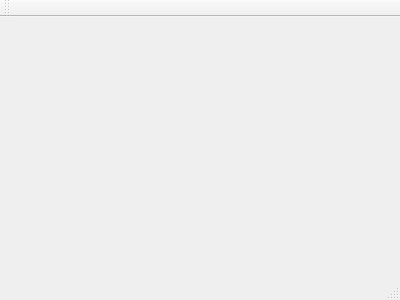
Old version of the form mainwindow.ui in the repository MorganeAyle/voice-commanded-chess.
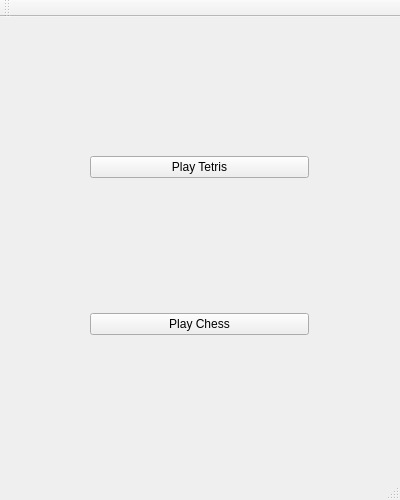
New version of the form.

Commit message: Implemented chess game option.

The edit to the form file:
```diff
--- a/mainwindow.ui
+++ b/mainwindow.ui
@@ -1,24 +1,66 @@
 <ui version="4.0">
  <class>MainWindow</class>
- <widget class="QMainWindow" name="MainWindow" >
-  <property name="geometry" >
+ <widget class="QMainWindow" name="MainWindow">
+  <property name="geometry">
    <rect>
     <x>0</x>
     <y>0</y>
     <width>400</width>
-    <height>300</height>
+    <height>500</height>
    </rect>
   </property>
   <property name="windowTitle" >
    <string>MainWindow</string>
   </property>
-  <widget class="QMenuBar" name="menuBar" />
-  <widget class="QToolBar" name="mainToolBar" />
-  <widget class="QWidget" name="centralWidget" />
-  <widget class="QStatusBar" name="statusBar" />
+  <widget class="QWidget" name="centralWidget">
+   <widget class="QWidget" name="verticalLayoutWidget">
+    <property name="geometry">
+     <rect>
+      <x>79</x>
+      <y>-1</y>
+      <width>241</width>
+      <height>461</height>
+     </rect>
+    </property>
+    <layout class="QVBoxLayout" name="verticalLayout">
+     <item>
+      <widget class="QPushButton" name="tetrisButton">
+       <property name="text">
+        <string>Play Tetris</string>
+       </property>
+      </widget>
+     </item>
+     <item>
+      <widget class="QPushButton" name="chessButton">
+       <property name="text">
+        <string>Play Chess</string>
+       </property>
+      </widget>
+     </item>
+    </layout>
+   </widget>
+  </widget>
+  <widget class="QMenuBar" name="menuBar">
+   <property name="geometry">
+    <rect>
+     <x>0</x>
+     <y>0</y>
+     <width>400</width>
+     <height>22</height>
+    </rect>
+   </property>
+  </widget>
+  <widget class="QToolBar" name="mainToolBar">
+   <attribute name="toolBarArea">
+    <enum>TopToolBarArea</enum>
+   </attribute>
+   <attribute name="toolBarBreak">
+    <bool>false</bool>
+   </attribute>
+  </widget>
+  <widget class="QStatusBar" name="statusBar"/>
  </widget>
- <layoutDefault spacing="6" margin="11" />
- <pixmapfunction></pixmapfunction>
+ <layoutdefault spacing="6" margin="11"/>
  <resources/>
  <connections/>
 </ui>
```
Left out of the diff: 3 changed lines with no effect on the pictures. The commit also changes 17 other files.
